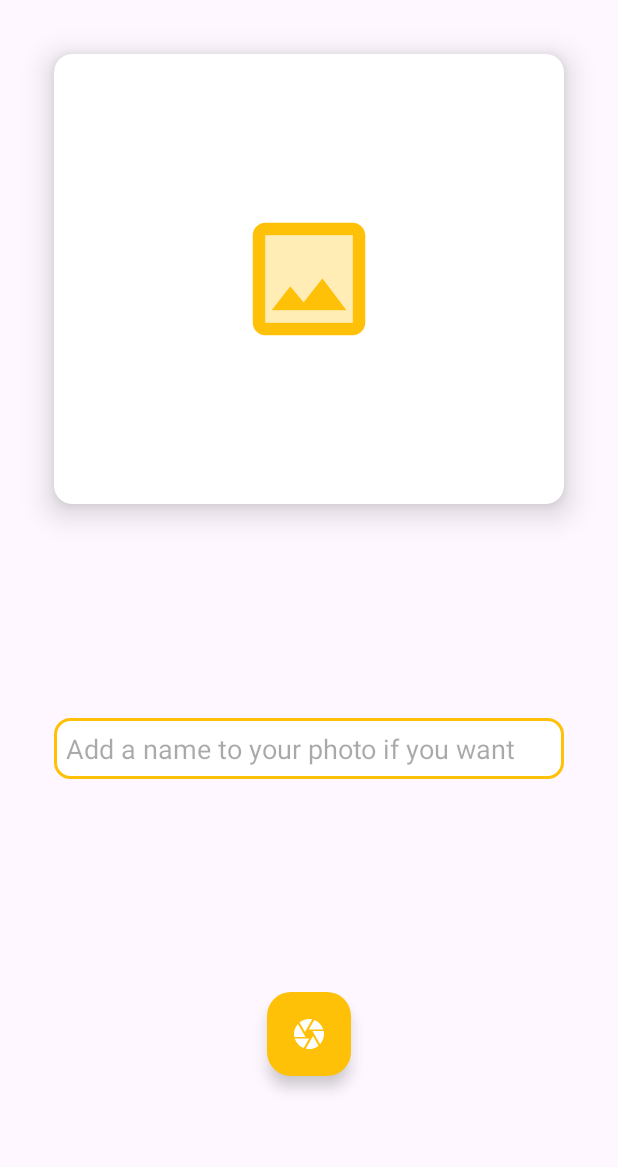
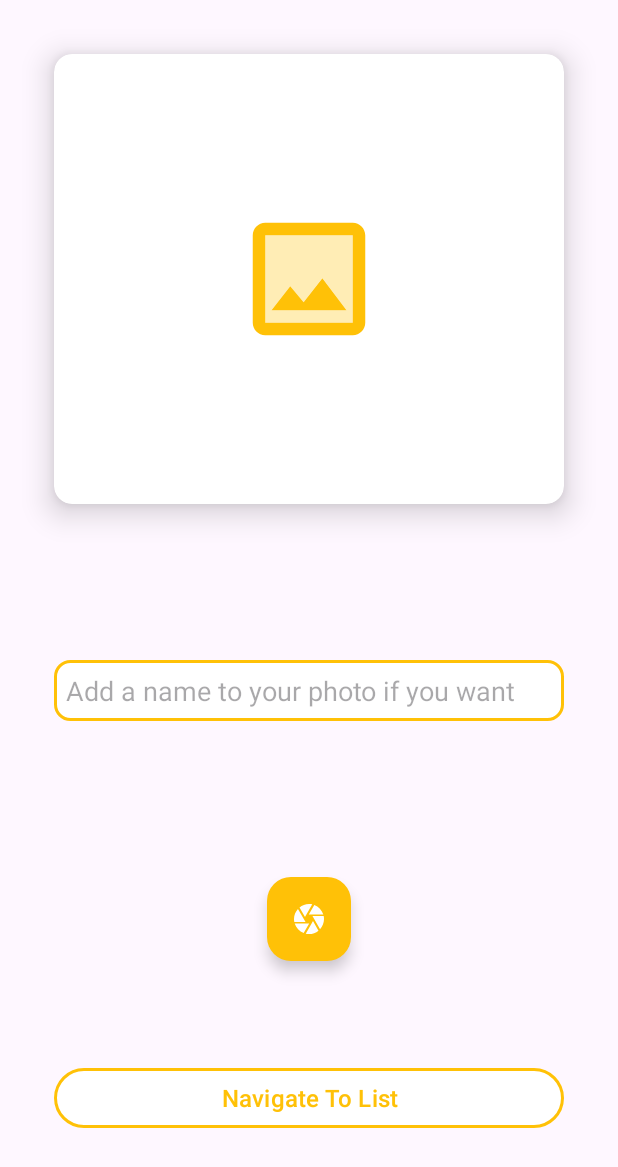
Before and after one commit to JorgeAgulloM/FireStorage, an Android app built with Jetpack Compose: the UploadXmlActivity screen opened directly, with no data from a screen before it, on a phone screen of 412 x 824 dp. Shown: the top 1167 px of the screen. Run offline under Robolectric (Android 15) with nearby library versions, the phone set to English and light mode, and no system bars; our stand-ins replace Dagger/Hilt's generated code, Firebase (no records; nobody signed in at launch, a user with empty details on screens opened directly); pictures from the network do not load.

Commit message:
Added list navigate button

```diff
--- a/app/src/main/res/layout/activity_upload_xml.xml
+++ b/app/src/main/res/layout/activity_upload_xml.xml
@@ -63,10 +63,28 @@
         android:layout_height="wrap_content"
         android:src="@drawable/ic_camera"
         app:backgroundTint="@color/yellow"
-        app:layout_constraintBottom_toBottomOf="parent"
+        app:layout_constraintBottom_toTopOf="@+id/btnNavigateToList"
         app:layout_constraintEnd_toEndOf="parent"
         app:layout_constraintStart_toStartOf="parent"
         app:layout_constraintTop_toBottomOf="@id/etTitle"
         app:tint="@color/white" />
 
+    <com.google.android.material.button.MaterialButton
+        android:id="@+id/btnNavigateToList"
+        android:layout_width="0dp"
+        android:layout_height="wrap_content"
+        android:layout_marginHorizontal="36dp"
+        android:backgroundTint="@color/white"
+        android:text="Navigate To List"
+        android:textSize="16sp"
+        android:textColor="@color/yellow"
+        app:layout_constraintBottom_toBottomOf="parent"
+        app:layout_constraintEnd_toEndOf="parent"
+        app:layout_constraintStart_toStartOf="parent"
+        app:layout_constraintTop_toBottomOf="@+id/fabImage"
+        app:layout_constraintVertical_chainStyle="packed"
+        app:rippleColor="@color/yellow"
+        app:strokeColor="@color/yellow"
+        app:strokeWidth="2dp" />
+
 </androidx.constraintlayout.widget.ConstraintLayout>
```
